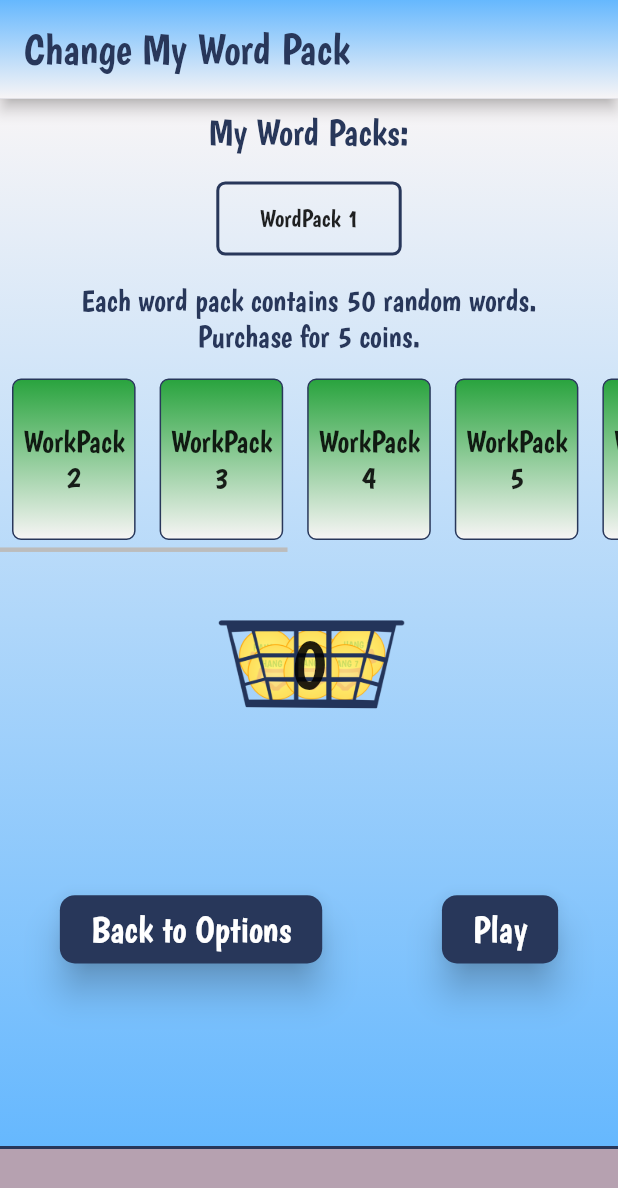
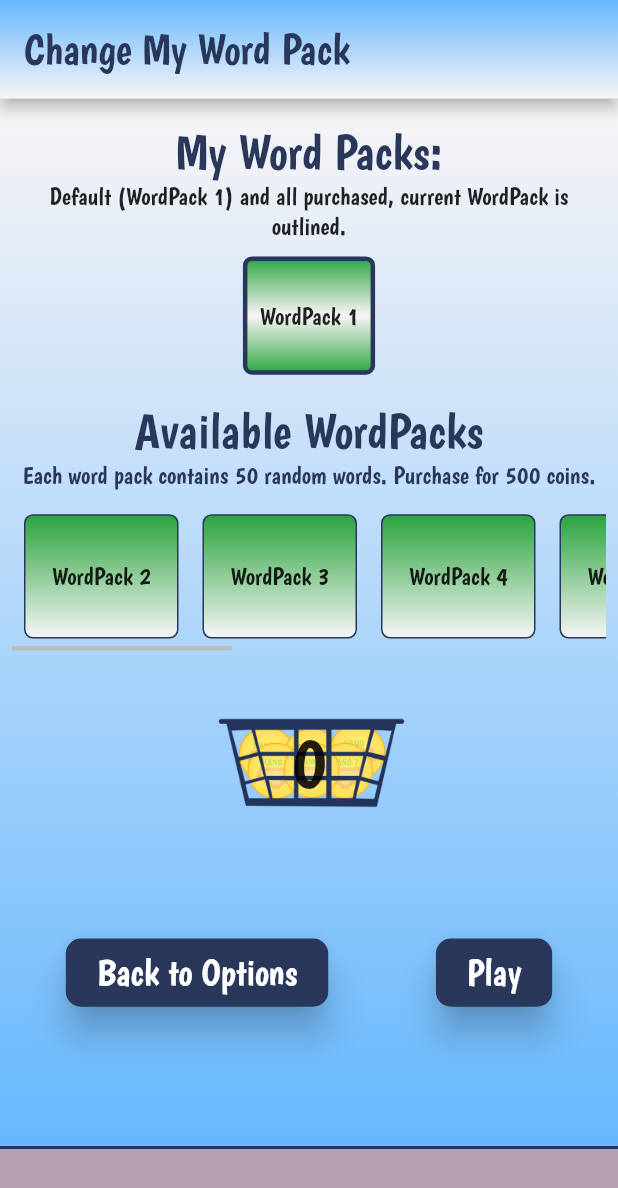
Before and after one commit to emac62/hang7, a Flutter app: the ChangeWordPack screen opened directly with empty values, on a phone screen of 412 x 824 dp. Shown: the top 1188 px of the screen. Run offline on Flutter 3.47's test engine with Material 2 defaults, Android fonts, the light colour scheme and no system bars; our stand-ins replace charts_flutter, shared_preferences; accounts and stored records are empty.

Commit message:
available purchases

```diff
--- a/lib/pages/change_words.dart
+++ b/lib/pages/change_words.dart
@@ -20,18 +20,19 @@ class ChangeWordPack extends StatefulWidget {
 }
 
 class _ChangeWordPackState extends State<ChangeWordPack> {
-  List<String> myWordPacks = ["WorkPack 1"];
+  List<String> myWordPacks = ["WordPack 1"];
+  List<String> availablePacks = [];
 
   List<String> wordPacks = [
-    "WorkPack 2",
-    "WorkPack 3",
-    "WorkPack 4",
-    "WorkPack 5",
-    "WorkPack 6",
-    "WorkPack 7",
-    "WorkPack 8",
-    "WorkPack 9",
-    "WorkPack 10",
+    "WordPack 2",
+    "WordPack 3",
+    "WordPack 4",
+    "WordPack 5",
+    "WordPack 6",
+    "WordPack 7",
+    "WordPack 8",
+    "WordPack 9",
+    "WordPack 10",
   ];
 
   late int coins;
@@ -40,72 +41,10 @@ class _ChangeWordPackState extends State<ChangeWordPack> {
 
   selectWordPack(int index) {
     setState(() {
-      switch (index) {
-        case 0:
-          widget.prefs.setString('wordPack', "WordPack 2");
-          if (!myWordPacks.contains("WordPack 2")) {
-            myWordPacks.add("WordPack 2");
-
+      widget.prefs.setString('wordPack', availablePacks[index]);
+      if (!myWordPacks.contains(availablePacks[index])) {
+        myWordPacks.add(availablePacks[index]);
         widget.prefs.setStringList('myWordPacks', myWordPacks);
-          }
-          break;
-        case 1:
-          widget.prefs.setString('wordPack', "WordPack 3");
-          if (!myWordPacks.contains("WordPack 3")) {
-            myWordPacks.add("WordPack 3");
-            widget.prefs.setStringList('myWordPacks', myWordPacks);
-          }
-          break;
-        case 2:
-          widget.prefs.setString('wordPack', "WordPack 4");
-          if (!myWordPacks.contains("WordPack 4")) {
-            myWordPacks.add("WordPack 4");
-            widget.prefs.setStringList('myWordPacks', myWordPacks);
-          }
-          break;
-        case 3:
-          widget.prefs.setString('wordPack', "WordPack 5");
-          if (!myWordPacks.contains("WordPack 5")) {
-            myWordPacks.add("WordPack 5");
-            widget.prefs.setStringList('myWordPacks', myWordPacks);
-          }
-          break;
-        case 4:
-          widget.prefs.setString('wordPack', "WordPack 6");
-          if (!myWordPacks.contains("WordPack 6")) {
-            myWordPacks.add("WordPack 6");
-            widget.prefs.setStringList('myWordPacks', myWordPacks);
-          }
-          break;
-        case 5:
-          widget.prefs.setString('wordPack', "WordPack 7");
-          if (!myWordPacks.contains("WordPack 7")) {
-            myWordPacks.add("WordPack 7");
-            widget.prefs.setStringList('myWordPacks', myWordPacks);
-          }
-          break;
-        case 6:
-          widget.prefs.setString('wordPack', "WordPack 8");
-          if (!myWordPacks.contains("WordPack 8")) {
-            myWordPacks.add("WordPack 8");
-            widget.prefs.setStringList('myWordPacks', myWordPacks);
-          }
-          break;
-        case 7:
-          widget.prefs.setString('wordPack', "WordPack 9");
-          if (!myWordPacks.contains("WordPack 9")) {
-            myWordPacks.add("WordPack 9");
-            widget.prefs.setStringList('myWordPacks', myWordPacks);
-          }
-          break;
-        case 8:
-          widget.prefs.setString('wordPack', "WordPack 10");
-          if (!myWordPacks.contains("WordPack 10")) {
-            myWordPacks.add("WordPack 10");
-            widget.prefs.setStringList('myWordPacks', myWordPacks);
-          }
-          break;
-        default:
       }
     });
   }
@@ -116,6 +55,8 @@ class _ChangeWordPackState extends State<ChangeWordPack> {
     coins = widget.prefs.getInt('coins') ?? 0;
     myWordPacks = widget.prefs.getStringList('myWordPacks') ?? ["WordPack 1"];
     debugPrint(myWordPacks.toString());
+    availablePacks =
+        wordPacks.where((element) => !myWordPacks.contains(element)).toList();
   }
 
   @override
@@ -155,27 +96,42 @@ class _ChangeWordPackState extends State<ChangeWordPack> {
                       AppColors.backgroundColor,
                     ]),
               ),
+              child: Padding(
+                padding: const EdgeInsets.all(8.0),
                 child: Column(
                   // mainAxisAlignment: MainAxisAlignment.center,
                   crossAxisAlignment: CrossAxisAlignment.stretch,
                   children: [
                     Padding(
-                    padding: const EdgeInsets.all(8.0),
-                    child: Text(
-                      "My Word Packs:",
+                      padding: const EdgeInsets.only(top: 8.0),
+                      child: Text("My Word Packs:",
                           textAlign: TextAlign.center,
                           style: TextStyle(
                             color: AppColors.darkBlue,
-                          fontSize: orientation == Orientation.portrait
-                              ? SizeConfig.blockSizeHorizontal * 6
-                              : SizeConfig.blockSizeVertical * 4),
+                            fontSize: notifier.isPhone
+                                ? SizeConfig.blockSizeVertical * 4
+                                : orientation == Orientation.portrait
+                                    ? SizeConfig.blockSizeVertical * 5
+                                    : SizeConfig.blockSizeVertical * 5,
+                          )),
+                    ),
+                    Text(
+                      "Default (WordPack 1) and all purchased, current WordPack is outlined.",
+                      textAlign: TextAlign.center,
+                      style: TextStyle(
+                        fontSize: notifier.isPhone
+                            ? SizeConfig.blockSizeVertical * 2
+                            : orientation == Orientation.portrait
+                                ? SizeConfig.blockSizeVertical * 3
+                                : SizeConfig.blockSizeVertical * 3,
                       ),
                     ),
                     Container(
-                    margin: const EdgeInsets.symmetric(
-                        vertical: 10.0, horizontal: 10),
+                      decoration: BoxDecoration(
+                          border:
+                              Border.all(color: Colors.transparent, width: 2)),
                       height: orientation == Orientation.portrait
-                        ? SizeConfig.blockSizeVertical * 6
+                          ? SizeConfig.blockSizeVertical * 12
                           : SizeConfig.blockSizeVertical * 8,
                       alignment: Alignment.center,
                       child: Scrollbar(
@@ -189,21 +145,24 @@ class _ChangeWordPackState extends State<ChangeWordPack> {
                             itemCount: myWordPacks.length,
                             itemBuilder: (context, index) {
                               return Container(
+                                margin: const EdgeInsets.all(8.0),
                                 decoration: BoxDecoration(
+                                  gradient: const LinearGradient(
+                                      begin: Alignment.topCenter,
+                                      end: Alignment.bottomCenter,
+                                      colors: [
+                                        AppColors.green,
+                                        AppColors.lightGray,
+                                        AppColors.green
+                                      ]),
                                   borderRadius: BorderRadius.circular(6),
                                   border: widget.prefs.getString('wordPack') ==
                                           myWordPacks[index]
                                       ? Border.all(
-                                        color: AppColors.darkBlue, width: 2)
+                                          color: AppColors.darkBlue, width: 3)
                                       : Border.all(
                                           color: Colors.transparent, width: 2),
                                 ),
-                              height: orientation == Orientation.portrait
-                                  ? SizeConfig.blockSizeVertical * 25
-                                  : SizeConfig.blockSizeVertical * 20,
-                              width: orientation == Orientation.portrait
-                                  ? SizeConfig.blockSizeVertical * 15
-                                  : SizeConfig.blockSizeHorizontal * 18,
                                 child: Center(
                                   child: Padding(
                                     padding: const EdgeInsets.all(8.0),
@@ -214,8 +173,8 @@ class _ChangeWordPackState extends State<ChangeWordPack> {
                                               'wordPack', myWordPacks[index]);
                                           debugPrint(
                                               "myWords: ${myWordPacks[index]}");
-                                        debugPrint(
-                                            widget.prefs.getString('wordPack'));
+                                          debugPrint(widget.prefs
+                                              .getString('wordPack'));
                                         });
                                       },
                                       child: Text(
@@ -224,7 +183,8 @@ class _ChangeWordPackState extends State<ChangeWordPack> {
                                           fontSize: orientation ==
                                                   Orientation.portrait
                                               ? SizeConfig.blockSizeVertical * 2
-                                            : SizeConfig.blockSizeVertical * 3,
+                                              : SizeConfig.blockSizeVertical *
+                                                  3,
                                         ),
                                       ),
                                     ),
@@ -236,31 +196,34 @@ class _ChangeWordPackState extends State<ChangeWordPack> {
                     ),
                     Padding(
                       padding: const EdgeInsets.only(top: 8.0),
-                    child: Text(
-                      "Each word pack contains 50 random words.",
+                      child: Text("Available WordPacks",
                           textAlign: TextAlign.center,
                           style: TextStyle(
                             color: AppColors.darkBlue,
-                          fontSize: orientation == Orientation.portrait
-                              ? SizeConfig.blockSizeHorizontal * 5
-                              : SizeConfig.blockSizeVertical * 4),
-                    ),
+                            fontSize: notifier.isPhone
+                                ? SizeConfig.blockSizeVertical * 4
+                                : orientation == Orientation.portrait
+                                    ? SizeConfig.blockSizeVertical * 5
+                                    : SizeConfig.blockSizeVertical * 5,
+                          )),
                     ),
                     Padding(
                       padding: const EdgeInsets.only(bottom: 8.0),
                       child: Text(
-                      "Purchase for 5 coins.",
+                        "Each word pack contains 50 random words. Purchase for 500 coins.",
                         textAlign: TextAlign.center,
                         style: TextStyle(
                           color: AppColors.darkBlue,
-                          fontSize: orientation == Orientation.portrait
-                              ? SizeConfig.blockSizeHorizontal * 5
-                              : SizeConfig.blockSizeVertical * 4),
+                          fontSize: notifier.isPhone
+                              ? SizeConfig.blockSizeVertical * 2
+                              : orientation == Orientation.portrait
+                                  ? SizeConfig.blockSizeVertical * 3
+                                  : SizeConfig.blockSizeVertical * 3,
+                        ),
                       ),
                     ),
                     SizedBox(
-                    height: SizeConfig.blockSizeVertical * 15,
-                    width: SizeConfig.blockSizeHorizontal * 25,
+                      height: SizeConfig.blockSizeVertical * 12,
                       child: Scrollbar(
                         controller: wordScrollController,
                         thumbVisibility: true,
@@ -268,22 +231,27 @@ class _ChangeWordPackState extends State<ChangeWordPack> {
                         child: ListView.builder(
                             scrollDirection: Axis.horizontal,
                             controller: wordScrollController,
-                          itemCount: wordPacks.length,
+                            itemCount: availablePacks.length,
                             itemBuilder: ((context, index) {
                               return Material(
                                   color: Colors.transparent,
                                   child: InkWell(
                                     onTap: (() {
-                                    debugPrint("inkwell: $index");
-                                    showDialog(
+                                      debugPrint("tapped index: $index");
+
+                                      myWordPacks
+                                              .contains(availablePacks[index])
+                                          ? null
+                                          : showDialog(
                                               context: context,
                                               builder: (context) {
                                                 return AlertDialog(
-                                            content: coins > 5
+                                                  content: coins > 500
                                                       ? Text(
-                                                    "Buy ${wordPacks[index]} for 5 coins?",
+                                                          "Buy ${availablePacks[index]} for 500 coins?",
                                                           style: TextStyle(
-                                                      fontSize: notifier.isPhone
+                                                            fontSize: notifier
+                                                                    .isPhone
                                                                 ? SizeConfig
                                                                         .blockSizeHorizontal *
                                                                     6
@@ -301,7 +269,8 @@ class _ChangeWordPackState extends State<ChangeWordPack> {
                                                       : Text(
                                                           "You don't have enough coins! Keep playing to win more.",
                                                           style: TextStyle(
-                                                      fontSize: notifier.isPhone
+                                                            fontSize: notifier
+                                                                    .isPhone
                                                                 ? SizeConfig
                                                                         .blockSizeHorizontal *
                                                                     6
@@ -318,12 +287,16 @@ class _ChangeWordPackState extends State<ChangeWordPack> {
                                                         ),
                                                   actions: [
                                                     ElevatedButton(
-                                                  onPressed: coins >= 5
+                                                        onPressed: coins >= 500
                                                             ? () {
                                                                 setState(() {
-                                                            coins = coins - 5;
-                                                            widget.prefs.setInt(
-                                                                'coins', coins);
+                                                                  coins =
+                                                                      coins -
+                                                                          500;
+                                                                  widget.prefs
+                                                                      .setInt(
+                                                                          'coins',
+                                                                          coins);
 
                                                                   selectWordPack(
                                                                       index);
@@ -332,7 +305,8 @@ class _ChangeWordPackState extends State<ChangeWordPack> {
                                                                   context,
                                                                   PageRouteBuilder(
                                                                     pageBuilder: (c,
-                                                                      a1, a2) =>
+                                                                            a1,
+                                                                            a2) =>
                                                                         ChangeWordPack(
                                                                       prefs: widget
                                                                           .prefs,
@@ -358,10 +332,11 @@ class _ChangeWordPackState extends State<ChangeWordPack> {
                                                                 Navigator.pop(
                                                                     context);
                                                               },
-                                                  child: coins >= 5
+                                                        child: coins >= 500
                                                             ? Text(
                                                                 "Yes",
-                                                          style: TextStyle(
+                                                                style:
+                                                                    TextStyle(
                                                                   fontSize: notifier
                                                                           .isPhone
                                                                       ? SizeConfig
@@ -370,17 +345,16 @@ class _ChangeWordPackState extends State<ChangeWordPack> {
                                                                       : orientation ==
                                                                               Orientation
                                                                                   .portrait
-                                                                    ? SizeConfig
-                                                                            .blockSizeHorizontal *
+                                                                          ? SizeConfig.blockSizeHorizontal *
                                                                               3
-                                                                    : SizeConfig
-                                                                            .blockSizeVertical *
+                                                                          : SizeConfig.blockSizeVertical *
                                                                               3,
                                                                 ),
                                                               )
                                                             : Text(
                                                                 "OK",
-                                                          style: TextStyle(
+                                                                style:
+                                                                    TextStyle(
                                                                   fontSize: notifier
                                                                           .isPhone
                                                                       ? SizeConfig
@@ -389,23 +363,23 @@ class _ChangeWordPackState extends State<ChangeWordPack> {
                                                                       : orientation ==
                                                                               Orientation
                                                                                   .portrait
-                                                                    ? SizeConfig
-                                                                            .blockSizeHorizontal *
+                                                                          ? SizeConfig.blockSizeHorizontal *
                                                                               3
-                                                                    : SizeConfig
-                                                                            .blockSizeVertical *
+                                                                          : SizeConfig.blockSizeVertical *
                                                                               3,
                                                                 ),
                                                               )),
                                                     OutlinedButton(
                                                         onPressed: () {
                                                           // Go Back
-                                                    Navigator.pop(context);
+                                                          Navigator.pop(
+                                                              context);
                                                         },
                                                         child: Text(
                                                           "Cancel",
                                                           style: TextStyle(
-                                                      fontSize: notifier.isPhone
+                                                            fontSize: notifier
+                                                                    .isPhone
                                                                 ? SizeConfig
                                                                         .blockSizeHorizontal *
                                                                     4
@@ -440,20 +414,19 @@ class _ChangeWordPackState extends State<ChangeWordPack> {
                                                   ]),
                                               borderRadius:
                                                   BorderRadius.circular(6)),
-                                        height:
-                                            SizeConfig.blockSizeVertical * 8,
                                           width:
-                                            SizeConfig.blockSizeHorizontal * 20,
+                                              SizeConfig.blockSizeHorizontal *
+                                                  25,
                                           child: Center(
                                               child: Text(
-                                          wordPacks[index],
+                                            availablePacks[index],
                                             textAlign: TextAlign.center,
                                             style: TextStyle(
                                                 fontSize: orientation ==
                                                         Orientation.portrait
                                                     ? SizeConfig
                                                             .blockSizeVertical *
-                                                      2.5
+                                                        2
                                                     : SizeConfig
                                                             .blockSizeVertical *
                                                         3),
@@ -519,7 +492,8 @@ class _ChangeWordPackState extends State<ChangeWordPack> {
                                 child: Text(
                                   "Back to Options",
                                   style: TextStyle(
-                                    fontSize: SizeConfig.blockSizeVertical * 3),
+                                      fontSize:
+                                          SizeConfig.blockSizeVertical * 3),
                                 ),
                               ),
                             ),
@@ -537,8 +511,8 @@ class _ChangeWordPackState extends State<ChangeWordPack> {
                                 ),
                               ),
                               onPressed: () {
-                              keysMap.updateAll(
-                                  (key, value) => value = KeyState.unselected);
+                                keysMap.updateAll((key, value) =>
+                                    value = KeyState.unselected);
 
                                 notifier.resetGame();
                                 settingsProvider.withAnimation
@@ -562,7 +536,8 @@ class _ChangeWordPackState extends State<ChangeWordPack> {
                                 child: Text(
                                   "Play",
                                   style: TextStyle(
-                                    fontSize: SizeConfig.blockSizeVertical * 3),
+                                      fontSize:
+                                          SizeConfig.blockSizeVertical * 3),
                                 ),
                               ),
                             ),
@@ -571,6 +546,7 @@ class _ChangeWordPackState extends State<ChangeWordPack> {
                       ),
                     )
                   ],
+                ),
               ),
             );
           }),
```
Also changed, not shown: lib/pages/change_undees.dart (+155 -144 lines), lib/pages/game_board.dart (+34 -13 lines), lib/utils/get_current_undee.dart (+5 -3 lines), lib/widgets/stats_row.dart (+3 -7 lines), 1 other file. Lines whose indentation alone changed are shown as unchanged.
